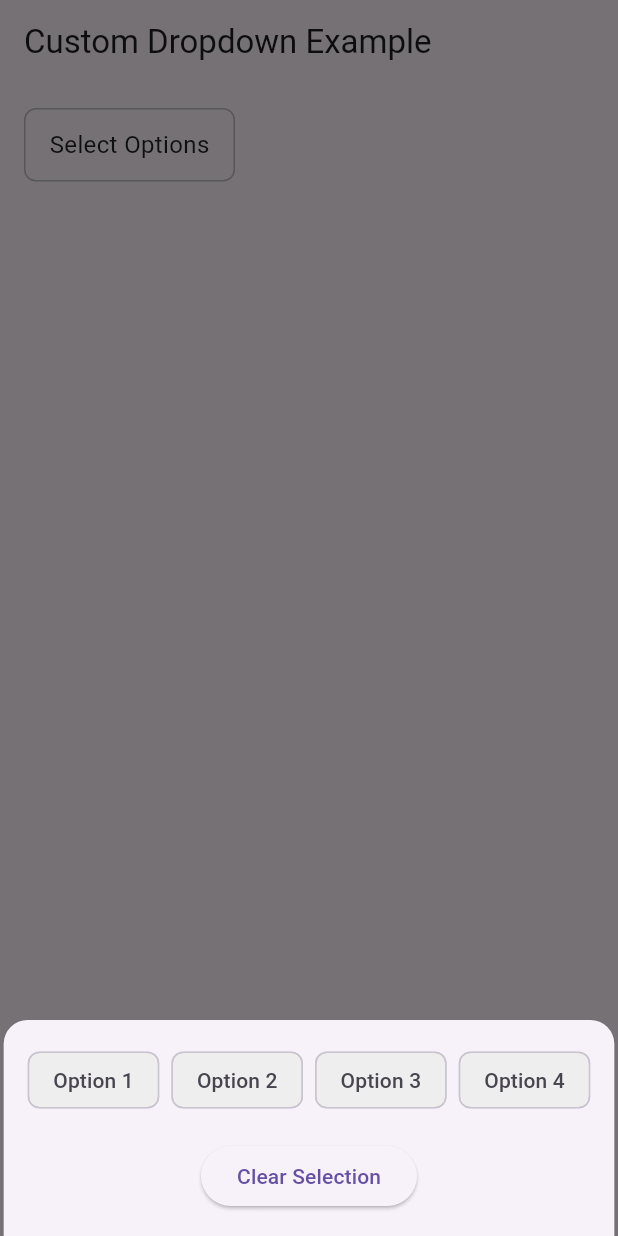
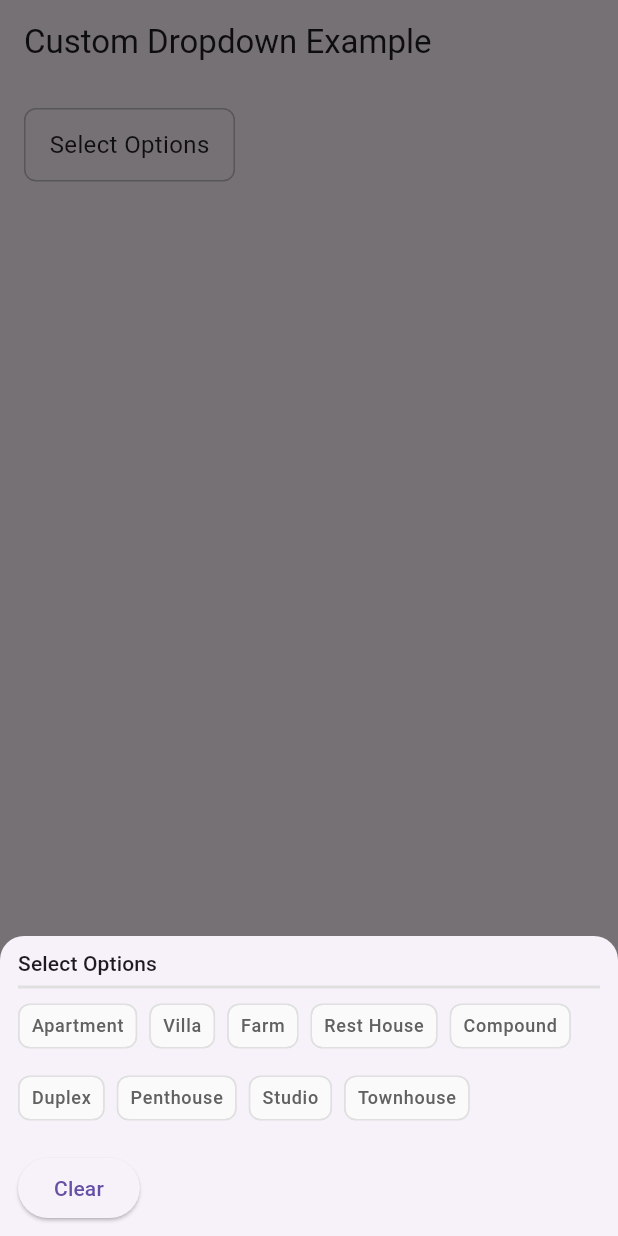
Before and after one commit to msiprime/flutterwiz, a Flutter app: the DropdownExample screen opened directly, after a tap on "Select Options", on a phone screen of 412 x 824 dp. Run offline on Flutter 3.47's test engine with Material 3 defaults, Android fonts, the phone set to English and light mode, and no system bars; our stand-ins replace bloc_concurrency, equatable, flutter_bloc, fpdart, gap, hydrated_bloc and 1 more; statements that could not run were skipped.

Commit message:
custom dropdown

```diff
--- a/lib/custom_dropdown.dart
+++ b/lib/custom_dropdown.dart
@@ -5,29 +5,30 @@ class CustomDropdown extends StatefulWidget {
   final String title;
 
   const CustomDropdown({
-    Key? key,
+    super.key,
     required this.items,
-    this.title = 'Select Items',
-  }) : super(key: key);
+    this.title = 'Select Item',
+  });
 
   @override
-  _CustomDropdownState createState() => _CustomDropdownState();
+  CustomDropdownState createState() => CustomDropdownState();
 }
 
-class _CustomDropdownState extends State<CustomDropdown> {
-  final ValueNotifier<List<String>> _selectedItemsNotifier =
-      ValueNotifier<List<String>>([]);
+class CustomDropdownState extends State<CustomDropdown> {
+  final ValueNotifier<String?> _selectedItemNotifier =
+      ValueNotifier<String?>(null);
 
   void _showBottomSheet(BuildContext context) {
     showModalBottomSheet(
       context: context,
-      shape: RoundedRectangleBorder(
+      shape: const RoundedRectangleBorder(
         borderRadius: BorderRadius.vertical(top: Radius.circular(16.0)),
       ),
       builder: (_) {
         return _BottomSheetContent(
           items: widget.items,
-          selectedItemsNotifier: _selectedItemsNotifier,
+          title: widget.title,
+          selectedItemNotifier: _selectedItemNotifier,
         );
       },
     );
@@ -38,16 +39,16 @@ class _CustomDropdownState extends State<CustomDropdown> {
     return GestureDetector(
       onTap: () => _showBottomSheet(context),
       child: Container(
-        padding: EdgeInsets.symmetric(horizontal: 16, vertical: 12),
+        padding: const EdgeInsets.symmetric(horizontal: 16, vertical: 12),
         decoration: BoxDecoration(
           border: Border.all(color: Colors.grey.shade400),
           borderRadius: BorderRadius.circular(8),
         ),
-        child: ValueListenableBuilder<List<String>>(
-          valueListenable: _selectedItemsNotifier,
-          builder: (context, selectedItems, _) {
+        child: ValueListenableBuilder<String?>(
+          valueListenable: _selectedItemNotifier,
+          builder: (context, selectedItem, _) {
             return Text(
-              selectedItems.isEmpty ? widget.title : selectedItems.join(', '),
+              selectedItem ?? widget.title,
               style: TextStyle(fontSize: 16, color: Colors.black87),
             );
           },
@@ -58,81 +59,117 @@ class _CustomDropdownState extends State<CustomDropdown> {
 
   @override
   void dispose() {
-    _selectedItemsNotifier.dispose();
+    _selectedItemNotifier.dispose();
     super.dispose();
   }
 }
 
 class _BottomSheetContent extends StatelessWidget {
   final List<String> items;
-  final ValueNotifier<List<String>> selectedItemsNotifier;
+  final String title;
+  final ValueNotifier<String?> selectedItemNotifier;
 
   const _BottomSheetContent({
-    Key? key,
+    required this.title,
     required this.items,
-    required this.selectedItemsNotifier,
-  }) : super(key: key);
+    required this.selectedItemNotifier,
+  });
 
   @override
   Widget build(BuildContext context) {
-    return Padding(
-      padding: const EdgeInsets.all(16.0),
+    return SizedBox(
+      width: double.infinity,
+      child: Padding(
+        padding: const EdgeInsets.symmetric(horizontal: 12.0, vertical: 8.0),
         child: Column(
+          mainAxisAlignment: MainAxisAlignment.start,
+          crossAxisAlignment: CrossAxisAlignment.start,
           mainAxisSize: MainAxisSize.min,
           children: [
+            Text(
+              title,
+              style: Theme.of(context).textTheme.titleSmall,
+            ),
+            Divider(
+              height: 12,
+              thickness: 2,
+              color: Colors.grey.shade300,
+            ),
             Wrap(
               spacing: 8.0,
               runSpacing: 8.0,
               children: items.map((item) {
-              return ValueListenableBuilder<List<String>>(
-                valueListenable: selectedItemsNotifier,
-                builder: (context, selectedItems, _) {
-                  final isSelected = selectedItems.contains(item);
+                return ValueListenableBuilder<String?>(
+                  valueListenable: selectedItemNotifier,
+                  builder: (context, selectedItem, _) {
+                    final isSelected = selectedItem == item;
                     return ChoiceChip(
+                      showCheckmark: false,
+                      visualDensity: VisualDensity.compact,
+                      side: BorderSide(
+                        color: isSelected
+                            ? Colors.transparent
+                            : Colors.grey.shade300,
+                        width: 1.0,
+                      ),
+                      padding: EdgeInsets.zero,
                       label: Text(item),
+                      labelStyle:
+                          Theme.of(context).textTheme.labelMedium?.copyWith(
+                                color: isSelected
+                                    ? Colors.black87
+                                    : Colors.grey.shade700,
+                              ),
                       selected: isSelected,
                       onSelected: (_) {
-                      if (isSelected) {
-                        selectedItemsNotifier.value = List.from(selectedItems)
-                          ..remove(item);
-                      } else {
-                        selectedItemsNotifier.value = List.from(selectedItems)
-                          ..add(item);
-                      }
+                        selectedItemNotifier.value = isSelected ? null : item;
                       },
-                    selectedColor: Colors.blue.shade200,
-                    backgroundColor: Colors.grey.shade200,
+                      selectedColor: Colors.blue.withOpacity(0.25),
+                      backgroundColor: Colors.grey.shade50,
                     );
                   },
                 );
               }).toList(),
             ),
-          SizedBox(height: 16.0),
+            const SizedBox(height: 16.0),
             ElevatedButton(
               onPressed: () {
-              selectedItemsNotifier.value = [];
+                selectedItemNotifier.value = null;
               },
-            child: Text('Clear Selection'),
+              child: const Text('Clear'),
             ),
           ],
+        ),
       ),
     );
   }
 }
 
 void main() {
-  runApp(MaterialApp(home: DropdownExample()));
+  runApp(const MaterialApp(home: DropdownExample()));
 }
 
 class DropdownExample extends StatelessWidget {
+  const DropdownExample({super.key});
+
   @override
   Widget build(BuildContext context) {
     return Scaffold(
-      appBar: AppBar(title: Text('Custom Dropdown Example')),
-      body: Padding(
-        padding: const EdgeInsets.all(16.0),
+      appBar: AppBar(title: const Text('Custom Dropdown Example')),
+      body: const Padding(
+        padding: EdgeInsets.all(16.0),
         child: CustomDropdown(
-          items: ['Option 1', 'Option 2', 'Option 3', 'Option 4'],
+          items: [
+            'Apartment',
+            'Villa',
+            'Farm',
+            'Rest House',
+            'Compound',
+            'Duplex',
+            'Penthouse',
+            'Studio',
+            'Townhouse'
+          ],
           title: 'Select Options',
         ),
       ),
```
Lines whose indentation alone changed are shown as unchanged.
